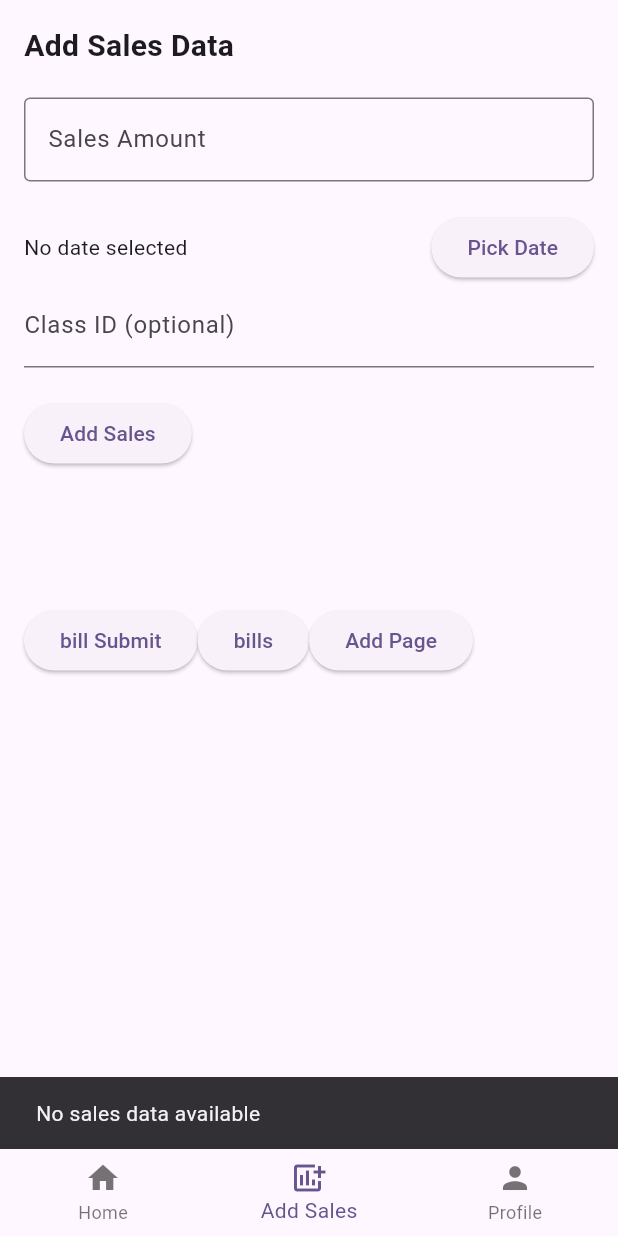
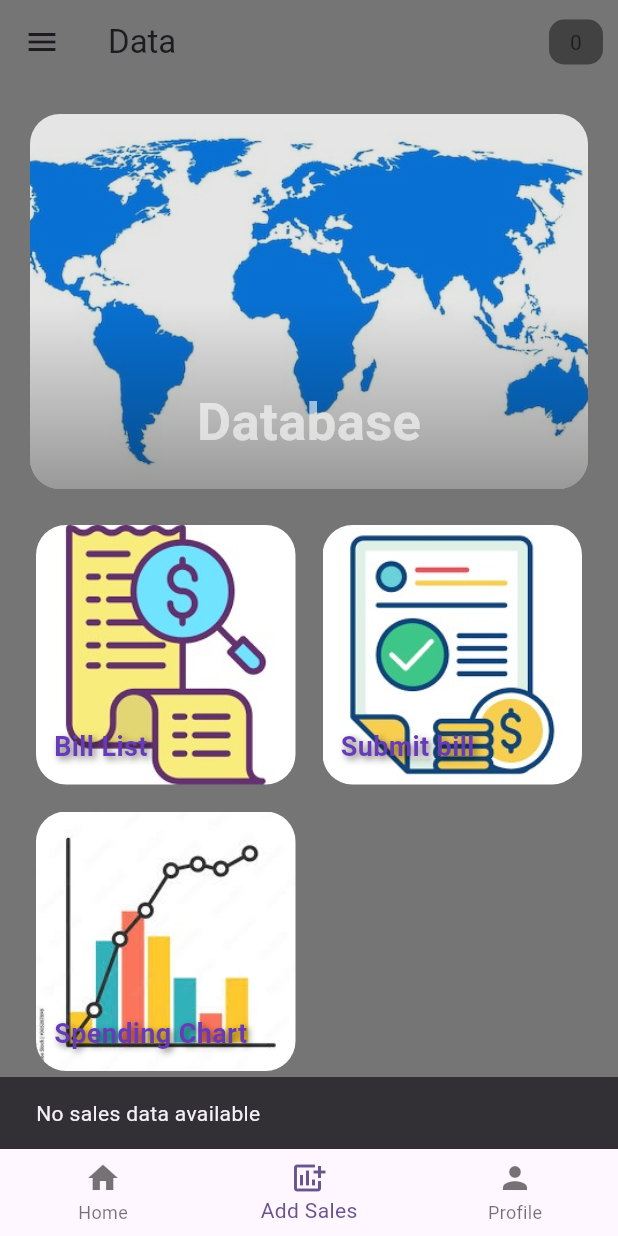
Before and after one commit to sthivar9/sdihc, a Flutter app: the HomePage screen opened directly, item 2 of the bottom bar chosen, on a phone screen of 412 x 824 dp. Run offline on Flutter 3.47's test engine with Material 3 defaults, Android fonts, the light colour scheme and no system bars; our stand-ins replace fl_chart, supabase_flutter; accounts and stored records are empty.

Commit message:
fixed and made major android changes added replacement page for add page 2

```diff
--- a/lib/auth/authGate.dart
+++ b/lib/auth/authGate.dart
@@ -1,4 +1,6 @@
 import 'package:flutter/material.dart';
+import 'package:sdihc/pages/Tabs/newAddSalesTab.dart';
+import 'package:sdihc/pages/functionPages/options.dart';
 import 'package:sdihc/pages/home_page.dart';
 import 'package:sdihc/pages/login_page.dart';
 import 'package:supabase_flutter/supabase_flutter.dart';
--- a/lib/main.dart
+++ b/lib/main.dart
@@ -16,6 +16,7 @@ class MyApp extends StatelessWidget {
   @override
   Widget build(BuildContext context) {
     return MaterialApp(
+      debugShowCheckedModeBanner: false,
       title: 'Flutter Demo',
       theme: ThemeData(
         colorScheme: ColorScheme.fromSeed(seedColor: Colors.deepPurple),
--- /dev/null
+++ b/lib/pages/functionPages/options.dart
@@ -0,0 +1,171 @@
+import 'package:flutter/material.dart';
+import 'package:sdihc/pages/Tabs/add_seles_tab.dart';
+import 'package:sdihc/pages/functionPages/inventory_screen.dart';
+import 'package:sdihc/pages/functionPages/submit_bill_screen.dart';
+
+class newAddPage extends StatefulWidget {
+  const newAddPage({super.key});
+
+  @override
+  State<newAddPage> createState() => _newAddPageState();
+}
+
+class GridItem {
+  final String imagePath;
+  final String title;
+  final Widget screen;
+
+  GridItem({
+    required this.imagePath,
+    required this.title,
+    required this.screen,
+  });
+}
+
+class _newAddPageState extends State<newAddPage> {
+  final List<GridItem> _gridItems = [
+    GridItem(
+      imagePath: 'assets/images/billlist.jpg',
+      title: 'Bill List',
+      screen: const BillsScreen(),
+    ),
+    GridItem(
+      imagePath: 'assets/images/bill1.jpg',
+      title: 'Submit bill',
+      screen: const SubmitBillScreen(),
+    ),
+    GridItem(
+      imagePath: 'assets/images/chart2.jpg',
+      title: 'Spending Chart',
+      screen: const AddSalesTab(),
+    ),
+  ];
+
+  @override
+  Widget build(BuildContext context) {
+    return Scaffold(
+      backgroundColor: Colors.grey.shade600,
+      appBar: AppBar(
+        backgroundColor: Colors.transparent,
+        elevation: 0,
+        leading: Icon(Icons.menu),
+        title: Text('Data'),
+        actions: [
+          Padding(
+            padding: const EdgeInsets.all(10),
+            child: Container(
+              width: 36,
+              height: 30,
+              decoration: BoxDecoration(
+                  color: Colors.grey.shade800,
+                  borderRadius: BorderRadius.circular(10)),
+              child: Center(
+                child: Text("0"),
+              ),
+            ),
+          )
+        ],
+      ),
+      body: SafeArea(
+        child: Container(
+          child: Padding(
+            padding: const EdgeInsets.all(20),
+            child: Column(
+              children: [
+                Container(
+                  height: 250,
+                  width: double.infinity,
+                  decoration: BoxDecoration(
+                      borderRadius: BorderRadius.circular(20),
+                      image: DecorationImage(
+                          image: AssetImage('assets/images/head1light.jpg'),
+                          fit: BoxFit.cover)),
+                  child: Container(
+                    decoration: BoxDecoration(
+                        borderRadius: BorderRadius.circular(20),
+                        gradient: LinearGradient(
+                            begin: Alignment.bottomRight,
+                            colors: [
+                              Colors.black.withOpacity(.4),
+                              Colors.black.withOpacity(.1)
+                            ])),
+                    child: const Column(
+                      mainAxisAlignment: MainAxisAlignment.end,
+                      children: [
+                        Text(
+                          'Database',
+                          style: TextStyle(
+                              color: Colors.white60,
+                              fontSize: 35,
+                              fontWeight: FontWeight.bold),
+                        ),
+                        SizedBox(
+                          height: 20,
+                        )
+                      ],
+                    ),
+                  ),
+                ),
+                SizedBox(
+                  height: 20,
+                ),
+                Expanded(
+                  child: GridView.count(
+                    crossAxisCount: 2,
+                    crossAxisSpacing: 10,
+                    mainAxisSpacing: 10,
+                    children: _gridItems
+                        .map((item) => Card(
+                              color: Colors.transparent,
+                              elevation: 0,
+                              child: GestureDetector(
+                                onTap: () {
+                                  Navigator.push(
+                                    context,
+                                    MaterialPageRoute(
+                                        builder: (context) => item.screen),
+                                  );
+                                },
+                                child: Container(
+                                  decoration: BoxDecoration(
+                                    borderRadius: BorderRadius.circular(20),
+                                    image: DecorationImage(
+                                      image: AssetImage(item.imagePath),
+                                      fit: BoxFit.cover,
+                                    ),
+                                  ),
+                                  child: Align(
+                                    alignment: Alignment.bottomLeft,
+                                    child: Padding(
+                                      padding: const EdgeInsets.all(12.0),
+                                      child: Text(
+                                        item.title,
+                                        style: const TextStyle(
+                                          color: Colors.deepPurple,
+                                          fontSize: 18,
+                                          fontWeight: FontWeight.bold,
+                                          shadows: [
+                                            Shadow(
+                                              color: Colors.black54,
+                                              blurRadius: 6,
+                                              offset: Offset(2, 2),
+                                            )
+                                          ],
+                                        ),
+                                      ),
+                                    ),
+                                  ),
+                                ),
+                              ),
+                            ))
+                        .toList(),
+                  ),
+                )
+              ],
+            ),
+          ),
+        ),
+      ),
+    );
+  }
+}
--- a/lib/pages/home_page.dart
+++ b/lib/pages/home_page.dart
@@ -1,7 +1,7 @@
 import 'package:flutter/material.dart';
-import 'package:sdihc/pages/Tabs/add_seles_tab.dart';
 import 'package:sdihc/pages/Tabs/home_tab.dart';
 import 'package:sdihc/pages/Tabs/profile_tab.dart';
+import 'package:sdihc/pages/functionPages/options.dart';
 
 class HomePage extends StatefulWidget {
   const HomePage({super.key});
@@ -16,8 +16,8 @@ class _HomePageState extends State<HomePage> {
   // List of tabs
   final List<Widget> _tabs = [
     const SalesChartPage(), // Line chart of daily sales
-    AddSalesTab(), // Form to add sales
-    ProfilePage(), // User profile
+    const newAddPage(), // Form to add sales
+    const ProfilePage(), // User profile
   ];
 
   @override
--- a/pubspec.yaml
+++ b/pubspec.yaml
@@ -65,7 +65,9 @@ flutter:
 
   # To add assets to your application, add an assets section, like this:
   assets:
-    - assets/
+   - assets/shopimage.png
+   - assets/head1.jpg
+   - assets/images/
   #   - images/a_dot_burr.jpeg
   #   - images/a_dot_ham.jpeg
 
```
Also changed, not shown: lib/pages/Tabs/newAddSalesTab.dart (+103 -81 lines), assets/head1.jpg (added), assets/images/bill1.jpg (added), assets/images/billlist.jpg (added), assets/images/chart2.jpg (added), assets/images/head1light.jpg (added), assets/images/image.png (renamed from assets/imeges/image.png), assets/shopimage.png (renamed from assets/imeges/shopimage.png).
